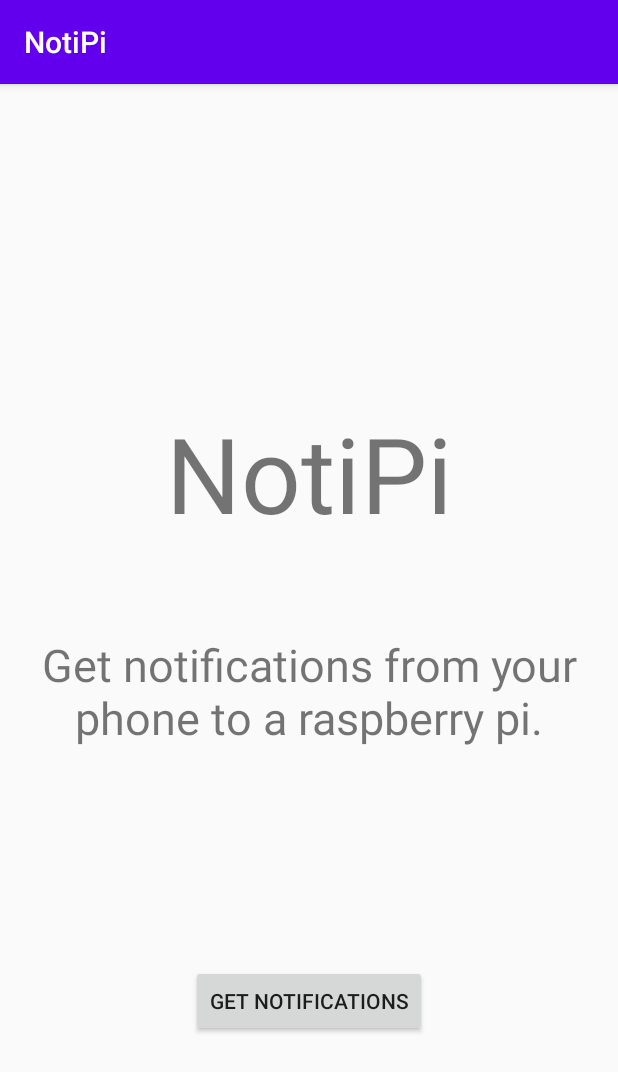
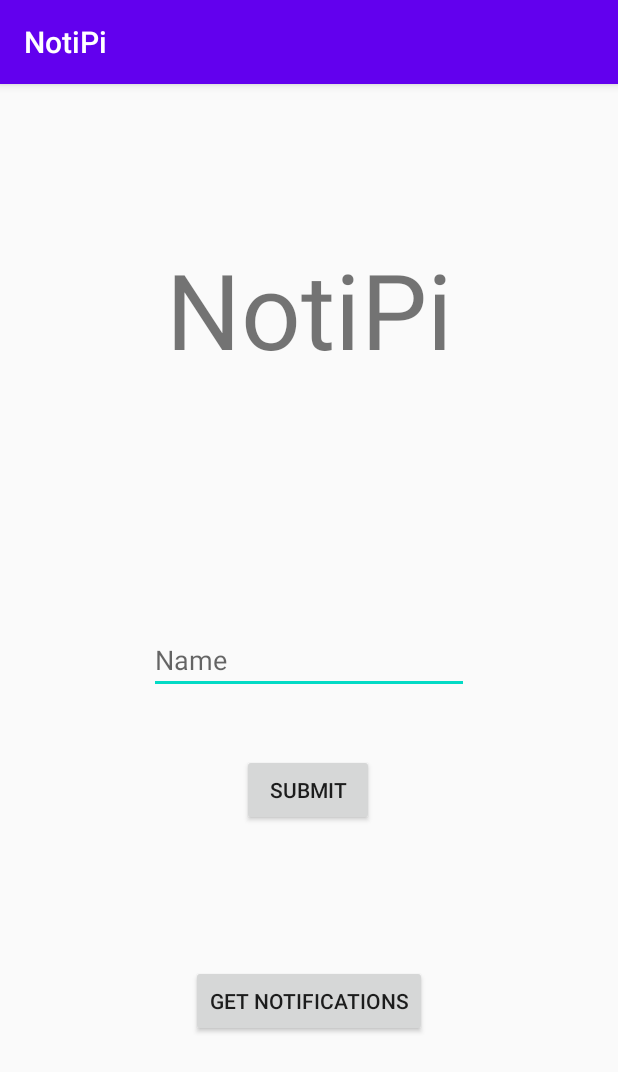
Before and after one commit to TheOriginalAcme/NotiPi, an Android app: the screen it shows after launch (MainActivity), on a phone screen of 412 x 824 dp. Shown: the top 1072 px of the screen. Run offline under Robolectric (Android 15) with nearby library versions, the phone set to English and light mode, and no system bars; 4 statements that could not run were skipped.

Commit message:
Get user's name and store to var

```diff
--- a/Application/app/src/main/java/com/example/notipi/MainActivity.kt
+++ b/Application/app/src/main/java/com/example/notipi/MainActivity.kt
@@ -13,10 +13,14 @@ import android.service.notification.StatusBarNotification
 import android.text.TextUtils
 import android.util.Log
 import android.view.View
+import android.widget.Button
+import android.widget.EditText
+import android.widget.TextView
 import android.widget.Toast
 import androidx.annotation.RequiresApi
 import androidx.appcompat.app.AlertDialog
 import androidx.appcompat.app.AppCompatActivity
+import kotlinx.android.synthetic.main.activity_main.*
 
 
 @RequiresApi(Build.VERSION_CODES.JELLY_BEAN_MR2)
@@ -54,6 +58,8 @@ class MyNotificationListener : NotificationListenerService() {
 }
 
 class MainActivity : AppCompatActivity() {
+
+    private lateinit var nameInput: EditText
 
     override fun onCreate(savedInstanceState: Bundle?) {
         super.onCreate(savedInstanceState)
@@ -116,4 +122,13 @@ class MainActivity : AppCompatActivity() {
         return alertDialogBuilder.create()
     }
 
+    fun submitName(view: View) {
+        nameInput = findViewById<EditText>(R.id.nameInput)
+        Log.d("DEBUG", nameInput.text.toString())
+        showToast(nameInput.text.toString())
+    }
+
+    private fun showToast(text: String) {
+        Toast.makeText(applicationContext, text, Toast.LENGTH_SHORT).show()
+    }
 }
--- a/Application/app/src/main/res/layout/activity_main.xml
+++ b/Application/app/src/main/res/layout/activity_main.xml
@@ -11,25 +11,37 @@
         android:layout_width="wrap_content"
         android:layout_height="wrap_content"
         android:text="NotiPi"
-        android:textSize="70dp"
+        android:textSize="70sp"
         app:layout_constraintBottom_toBottomOf="parent"
         app:layout_constraintEnd_toEndOf="parent"
         app:layout_constraintStart_toStartOf="parent"
         app:layout_constraintTop_toTopOf="parent"
-        app:layout_constraintVertical_bias="0.315" />
+        app:layout_constraintVertical_bias="0.153" />
 
-    <TextView
-        android:id="@+id/textView"
-        android:layout_width="371dp"
-        android:layout_height="86dp"
-        android:gravity="center"
-        android:text="Get notifications from your phone to a raspberry pi."
-        android:textSize="30dp"
+    <EditText
+        android:id="@+id/nameInput"
+        android:layout_width="wrap_content"
+        android:layout_height="wrap_content"
+        android:ems="10"
+        android:hint="Name"
+        android:inputType="textPersonName"
         app:layout_constraintBottom_toBottomOf="parent"
         app:layout_constraintEnd_toEndOf="parent"
         app:layout_constraintStart_toStartOf="parent"
+        app:layout_constraintTop_toTopOf="parent" />
+
+    <Button
+        android:id="@+id/submitButton"
+        android:layout_width="wrap_content"
+        android:layout_height="wrap_content"
+        android:onClick="submitName"
+        android:text="Submit"
+        app:layout_constraintBottom_toBottomOf="parent"
+        app:layout_constraintEnd_toEndOf="parent"
+        app:layout_constraintHorizontal_bias="0.498"
+        app:layout_constraintStart_toStartOf="parent"
         app:layout_constraintTop_toTopOf="parent"
-        app:layout_constraintVertical_bias="0.531" />
+        app:layout_constraintVertical_bias="0.62" />
 
     <Button
         android:id="@+id/get_notifications_button"
```
